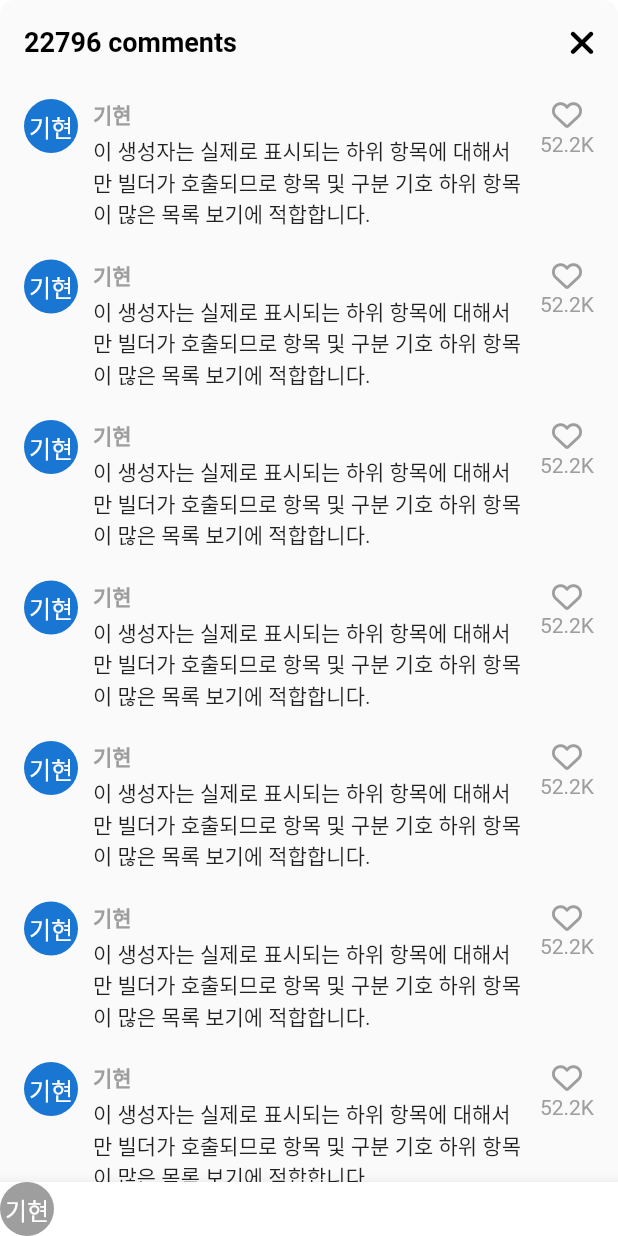
After one commit to zeronedev/tiktok_clone_230217, a Flutter app: the VideoComments screen opened directly, on a phone screen of 412 x 824 dp. The commit adds this screen. Run offline on Flutter 3.47's test engine with Material 2 defaults, Android fonts, the phone set to English and light mode, and no system bars; our stand-ins replace font_awesome_flutter, video_player, visibility_detector; network calls fail.

Commit message:
#8.1 Comments: 댓글 화면 만들길

```diff
--- /dev/null
+++ b/lib/features/videos/widgets/video_comments.dart
@@ -0,0 +1,104 @@
+import 'package:flutter/material.dart';
+import 'package:font_awesome_flutter/font_awesome_flutter.dart';
+import 'package:tiktok_clone_230217/constants/gaps.dart';
+import 'package:tiktok_clone_230217/constants/sizes.dart';
+
+class VideoComments extends StatefulWidget {
+  const VideoComments({super.key});
+
+  @override
+  State<VideoComments> createState() => _VideoCommentsState();
+}
+
+class _VideoCommentsState extends State<VideoComments> {
+  void _onClosePressed() {
+    Navigator.of(context).pop();
+  }
+
+  @override
+  Widget build(BuildContext context) {
+    return Container(
+      clipBehavior: Clip.hardEdge,
+      decoration: BoxDecoration(
+        borderRadius: BorderRadius.circular(Sizes.size10),
+      ),
+      child: Scaffold(
+        backgroundColor: Colors.grey.shade50,
+        appBar: AppBar(
+          backgroundColor: Colors.grey.shade50,
+          automaticallyImplyLeading: false,
+          title: const Text("22796 comments"),
+          actions: [
+            IconButton(
+                onPressed: _onClosePressed,
+                icon: const FaIcon(FontAwesomeIcons.xmark)),
+          ],
+        ),
+        body: ListView.separated(
+          padding: const EdgeInsets.symmetric(
+            vertical: Sizes.size10,
+            horizontal: Sizes.size16,
+          ),
+          separatorBuilder: (context, index) => Gaps.v20,
+          itemCount: 10,
+          itemBuilder: (context, index) => Row(
+            crossAxisAlignment: CrossAxisAlignment.start,
+            children: [
+              const CircleAvatar(
+                radius: 18,
+                child: Text("기현"),
+              ),
+              Gaps.h10,
+              Expanded(
+                child: Column(
+                  crossAxisAlignment: CrossAxisAlignment.start,
+                  children: [
+                    Text(
+                      '기현',
+                      style: TextStyle(
+                        fontWeight: FontWeight.bold,
+                        fontSize: Sizes.size14,
+                        color: Colors.grey.shade500,
+                      ),
+                    ),
+                    Gaps.v3,
+                    const Text(
+                      '이 생성자는 실제로 표시되는 하위 항목에 대해서만 빌더가 호출되므로 항목 및 구분 기호 하위 항목이 많은 목록 보기에 적합합니다. ',
+                    ),
+                  ],
+                ),
+              ),
+              Gaps.h10,
+              Column(
+                children: [
+                  FaIcon(
+                    FontAwesomeIcons.heart,
+                    size: Sizes.size20,
+                    color: Colors.grey.shade500,
+                  ),
+                  Gaps.v2,
+                  Text(
+                    '52.2K',
+                    style: TextStyle(
+                      color: Colors.grey.shade500,
+                    ),
+                  )
+                ],
+              )
+            ],
+          ),
+        ),
+        bottomNavigationBar: BottomAppBar(
+          child: Row(children: [
+            CircleAvatar(
+              radius: 18,
+              backgroundColor: Colors.grey.shade500,
+              foregroundColor: Colors.white,
+              child: const Text('기현'),
+            )
+          ]),
+        ),
+      ),
+    );
+  }
+}
--- a/lib/features/videos/widgets/video_post.dart
+++ b/lib/features/videos/widgets/video_post.dart
@@ -3,6 +3,7 @@ import 'package:font_awesome_flutter/font_awesome_flutter.dart';
 import 'package:tiktok_clone_230217/constants/gaps.dart';
 import 'package:tiktok_clone_230217/constants/sizes.dart';
 import 'package:tiktok_clone_230217/features/videos/widgets/video_button.dart';
+import 'package:tiktok_clone_230217/features/videos/widgets/video_comments.dart';
 import 'package:video_player/video_player.dart';
 import 'package:visibility_detector/visibility_detector.dart';
 
@@ -71,7 +72,9 @@ class _VideoPostState extends State<VideoPost>
   }
 
   void _onVisibilityChanged(VisibilityInfo info) {
-    if (info.visibleFraction == 1 && !_videoPlayerController.value.isPlaying) {
+    if (info.visibleFraction == 1 &&
+        !_isPaused &&
+        !_videoPlayerController.value.isPlaying) {
       _videoPlayerController.play();
     }
   }
@@ -87,6 +90,18 @@ class _VideoPostState extends State<VideoPost>
     setState(() {
       _isPaused = !_isPaused;
     });
+  }
+
+  void _onCommentsTap(BuildContext context) async {
+    if (_videoPlayerController.value.isPlaying) {
+      _onTogglePause();
+    }
+    await showModalBottomSheet(
+      context: context,
+      backgroundColor: Colors.transparent,
+      builder: (context) => const VideoComments(),
+    );
+    _onTogglePause();
   }
 
   @override
@@ -161,8 +176,8 @@ class _VideoPostState extends State<VideoPost>
             bottom: 20,
             right: 10,
             child: Column(
-              children: const [
-                CircleAvatar(
+              children: [
+                const CircleAvatar(
                   radius: 25,
                   backgroundColor: Colors.black,
                   foregroundColor: Colors.white,
@@ -171,15 +186,18 @@ class _VideoPostState extends State<VideoPost>
                   child: Text("ZOD"),
                 ),
                 Gaps.v24,
-                VideoButton(
+                const VideoButton(
                   icon: FontAwesomeIcons.solidHeart,
                   text: "2.9M",
                 ),
-                VideoButton(
-                  icon: FontAwesomeIcons.solidComment,
-                  text: "33K",
+                GestureDetector(
+                  onTap: () => _onCommentsTap(context),
+                  child: const VideoButton(
+                    icon: FontAwesomeIcons.solidComment,
+                    text: "33K",
+                  ),
                 ),
-                VideoButton(
+                const VideoButton(
                   icon: FontAwesomeIcons.share,
                   text: "공유",
                 ),
```
